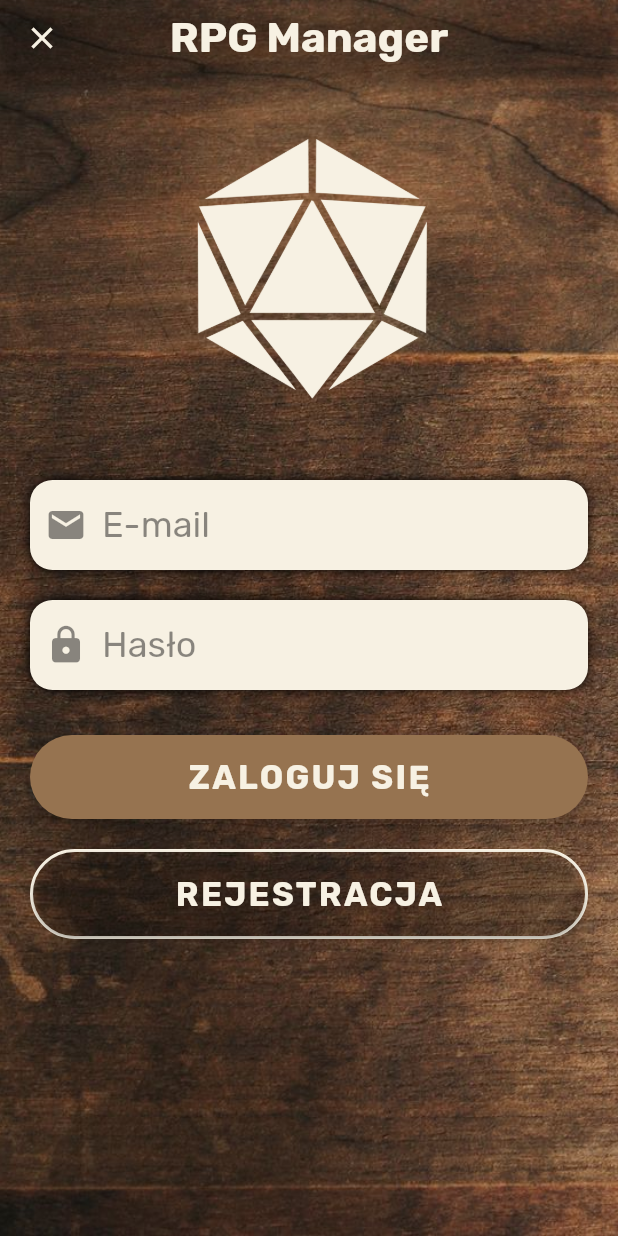
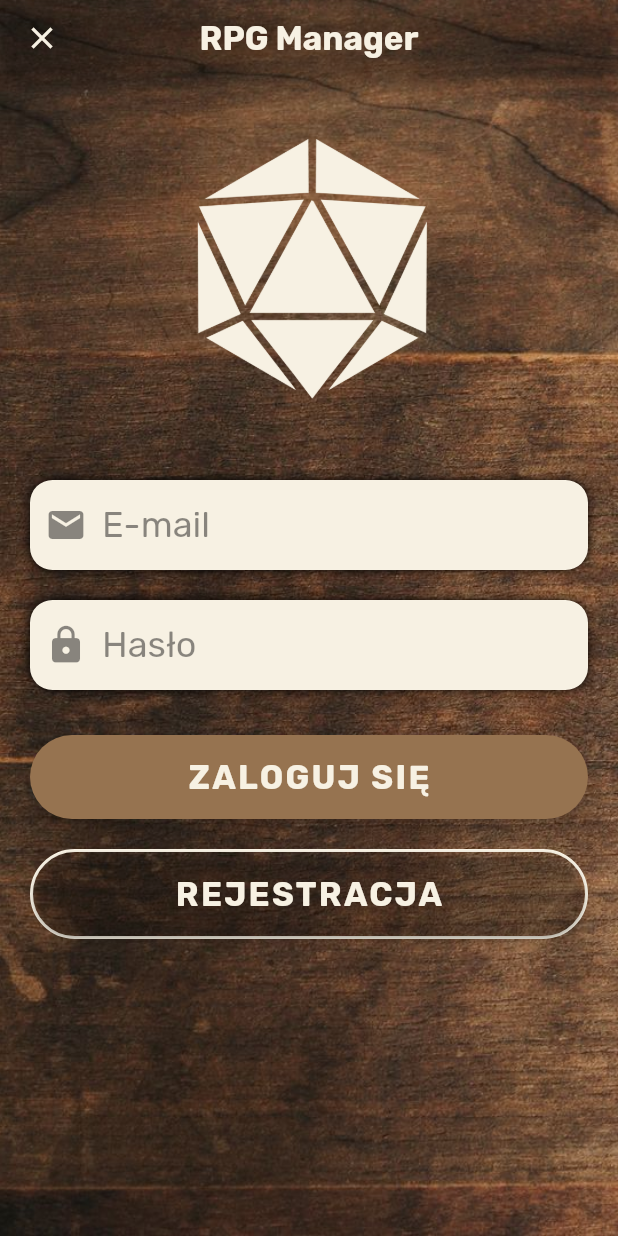
Before and after one commit to ArkadiuszHorwat/RPG-Manager, a Flutter app: the screen it shows after launch, on a phone screen of 412 x 824 dp. Run offline on Flutter 3.47's test engine with Material 2 defaults, Android fonts, the phone set to English and light mode, and no system bars; our stand-ins replace cloud_firestore, firebase_auth, firebase_core, firebase_database, fluttertoast, google_fonts and 1 more; accounts and stored records are empty.

Commit message:
Update app_nav_bar.dart

```diff
--- a/rpg_manager/lib/widgets/app_nav_bar.dart
+++ b/rpg_manager/lib/widgets/app_nav_bar.dart
@@ -19,7 +19,7 @@ class AppNavBar extends StatelessWidget implements PreferredSizeWidget {
         title ?? '',
         style: GoogleFonts.rubik(
           textStyle: TextStyle(
-            fontSize: 28,
+            fontSize: 22,
             fontWeight: FontWeight.bold,
             color: Color.fromARGB(255, 247, 241, 227),
           ),
```
